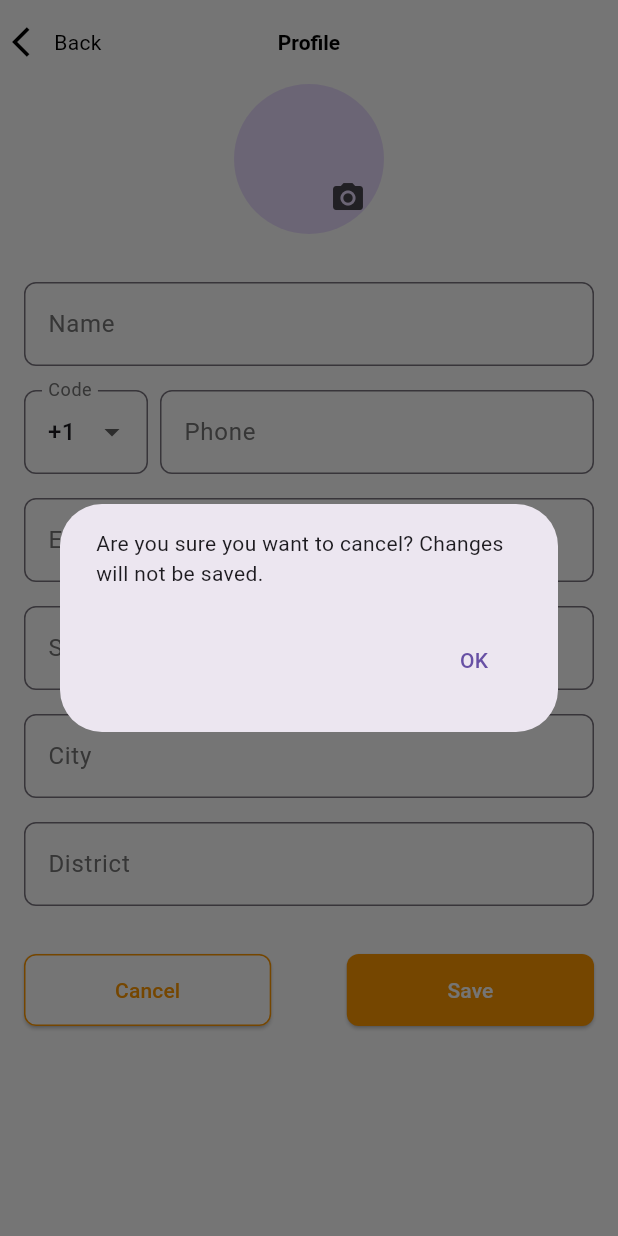
After one commit to divi-nation/Orange-Ride-App, a Flutter app: the ProfilePage screen opened directly, after a tap on "Cancel", on a phone screen of 412 x 824 dp. The commit adds this screen. Run offline on Flutter 3.47's test engine with Material 3 defaults, Android fonts, the phone set to English and light mode, and no system bars; our stand-ins replace google_maps_flutter; missing offline and left inert: dart:html, google_maps.

```diff
--- a/lib/screens/app/home.dart
+++ b/lib/screens/app/home.dart
@@ -1,6 +1,8 @@
 import 'package:flutter/material.dart';
 import 'package:google_maps_flutter/google_maps_flutter.dart';
+import 'package:google_maps/google_maps.dart' as gmaps;
 import 'dart:html' as html;
+import 'profile.dart';  // Import the profile page
 
 class HomePage extends StatefulWidget {
   @override
@@ -29,13 +31,36 @@ class _HomePageState extends State<HomePage> {
     });
   }
 
+  Widget _buildIconButton(IconData icon, VoidCallback onPressed) {
+    return Container(
+      decoration: BoxDecoration(
+        color: Color.fromARGB(100, 248, 120, 69),
+        borderRadius: BorderRadius.circular(8.0),
+      ),
+      child: IconButton(
+        icon: Icon(icon, color: Colors.white),
+        onPressed: onPressed,
+      ),
+    );
+  }
+
   @override
   Widget build(BuildContext context) {
     return Scaffold(
       body: Stack(
         children: [
           // Google Map
-          HtmlElementView(viewType: 'map-container'), // Integrate Google Maps for Web
+          GoogleMap(
+            initialCameraPosition: CameraPosition(
+              target: LatLng(37.7749, -122.4194), // Sample coordinates
+              zoom: 14.0,
+            ),
+            onMapCreated: (GoogleMapController controller) {
+              _mapController = controller;
+            },
+            myLocationEnabled: true,
+            myLocationButtonEnabled: false,
+          ),
           // Top bar with icons
           Positioned(
             top: 40.0,
@@ -44,12 +69,23 @@ class _HomePageState extends State<HomePage> {
             child: Row(
               mainAxisAlignment: MainAxisAlignment.spaceBetween,
               children: [
-                _buildIconButton(Icons.menu),
+                _buildIconButton(Icons.menu, () {
+                  // Handle menu button press
+                }),
                 Row(
                   children: [
-                    _buildIconButton(Icons.search),
+
                     SizedBox(width: 10.0),
-                    _buildIconButton(Icons.notifications),
+                    _buildIconButton(Icons.notifications, () {
+                      // Handle notifications button press
+                    }),
+                    SizedBox(width: 10.0),
+                    _buildIconButton(Icons.person, () {
+                      Navigator.push(
+                        context,
+                        MaterialPageRoute(builder: (context) => ProfilePage()),
+                      );
+                    }),
                   ],
                 ),
               ],
@@ -128,19 +164,6 @@ class _HomePageState extends State<HomePage> {
     );
   }
 
-  Widget _buildIconButton(IconData icon) {
-    return Container(
-      decoration: BoxDecoration(
-        color: Color.fromARGB(100, 248, 120, 69),
-        borderRadius: BorderRadius.circular(8.0),
-      ),
-      child: IconButton(
-        icon: Icon(icon, color: Colors.white),
-        onPressed: () {},
-      ),
-    );
-  }
-
   Widget _buildDestinationItem(String destination, String city) {
     return Padding(
       padding: const EdgeInsets.symmetric(horizontal: 16.0, vertical: 8.0),
--- /dev/null
+++ b/lib/screens/app/profile.dart
@@ -0,0 +1,238 @@
+import 'package:flutter/material.dart';
+
+class ProfilePage extends StatefulWidget {
+  @override
+  _ProfilePageState createState() => _ProfilePageState();
+}
+
+class _ProfilePageState extends State<ProfilePage> {
+  final _nameController = TextEditingController();
+  final _phoneController = TextEditingController();
+  final _emailController = TextEditingController();
+  final _streetController = TextEditingController();
+  final _cityController = TextEditingController();
+  final _districtController = TextEditingController();
+  String _selectedCountryCode = '+1';
+
+  void _showPopup(String message) {
+    showDialog(
+      context: context,
+      builder: (BuildContext context) {
+        return AlertDialog(
+          content: Text(message),
+          actions: <Widget>[
+            TextButton(
+              child: Text('OK'),
+              onPressed: () {
+                Navigator.of(context).pop();
+              },
+            ),
+          ],
+        );
+      },
+    );
+  }
+
+  @override
+  Widget build(BuildContext context) {
+    return Scaffold(
+      backgroundColor: Colors.white,
+      appBar: AppBar(
+        backgroundColor: Colors.white,
+        elevation: 0,
+        leading: GestureDetector(
+          onTap: () {
+            Navigator.pop(context);
+          },
+          child: Padding(
+            padding: const EdgeInsets.only(left: 8.0),
+            child: Row(
+              children: [
+                Icon(Icons.arrow_back_ios, color: Colors.black),
+                SizedBox(width: 4.0),
+                Text(
+                  'Back',
+                  style: TextStyle(
+                    color: Colors.black,
+                    fontSize: 14.0,
+                  ),
+                ),
+              ],
+            ),
+          ),
+        ),
+        title: Text(
+          'Profile',
+          style: TextStyle(
+            color: Colors.black,
+            fontSize: 14.0,
+            fontWeight: FontWeight.bold,
+          ),
+        ),
+        centerTitle: true,
+      ),
+      body: Padding(
+        padding: const EdgeInsets.symmetric(horizontal: 16.0),
+        child: SingleChildScrollView(
+          child: Column(
+            children: <Widget>[
+              Stack(
+                children: [
+                  CircleAvatar(
+                    radius: 50,
+                    backgroundImage: AssetImage('assets/profile_picture.png'), // Replace with your profile picture asset
+                  ),
+                  Positioned(
+                    bottom: 0,
+                    right: 0,
+                    child: IconButton(
+                      icon: Icon(Icons.camera_alt),
+                      onPressed: () {
+                        // Handle profile picture selection
+                      },
+                    ),
+                  ),
+                ],
+              ),
+              SizedBox(height: 32.0),
+              TextField(
+                controller: _nameController,
+                decoration: InputDecoration(
+                  labelText: 'Name',
+                  labelStyle: TextStyle(color: Colors.grey[600]),
+                  border: OutlineInputBorder(
+                    borderRadius: BorderRadius.circular(8.0),
+                  ),
+                ),
+              ),
+              SizedBox(height: 16.0),
+              Row(
+                children: [
+                  Expanded(
+                    flex: 2,
+                    child: DropdownButtonFormField<String>(
+                      value: _selectedCountryCode,
+                      decoration: InputDecoration(
+                        labelText: 'Code',
+                        labelStyle: TextStyle(color: Colors.grey[600]),
+                        border: OutlineInputBorder(
+                          borderRadius: BorderRadius.circular(8.0),
+                        ),
+                      ),
+                      items: <String>['+1', '+91', '+44', '+81', '+61'].map((String value) {
+                        return DropdownMenuItem<String>(
+                          value: value,
+                          child: Text(value),
+                        );
+                      }).toList(),
+                      onChanged: (String? newValue) {
+                        setState(() {
+                          _selectedCountryCode = newValue!;
+                        });
+                      },
+                    ),
+                  ),
+                  SizedBox(width: 8.0),
+                  Expanded(
+                    flex: 7,
+                    child: TextField(
+                      controller: _phoneController,
+                      decoration: InputDecoration(
+                        labelText: 'Phone',
+                        labelStyle: TextStyle(color: Colors.grey[600]),
+                        border: OutlineInputBorder(
+                          borderRadius: BorderRadius.circular(8.0),
+                        ),
+                      ),
+                    ),
+                  ),
+                ],
+              ),
+              SizedBox(height: 16.0),
+              TextField(
+                controller: _emailController,
+                decoration: InputDecoration(
+                  labelText: 'Email',
+                  labelStyle: TextStyle(color: Colors.grey[600]),
+                  border: OutlineInputBorder(
+                    borderRadius: BorderRadius.circular(8.0),
+                  ),
+                ),
+              ),
+              SizedBox(height: 16.0),
+              TextField(
+                controller: _streetController,
+                decoration: InputDecoration(
+                  labelText: 'Street',
+                  labelStyle: TextStyle(color: Colors.grey[600]),
+                  border: OutlineInputBorder(
+                    borderRadius: BorderRadius.circular(8.0),
+                  ),
+                ),
+              ),
+              SizedBox(height: 16.0),
+              TextField(
+                controller: _cityController,
+                decoration: InputDecoration(
+                  labelText: 'City',
+                  labelStyle: TextStyle(color: Colors.grey[600]),
+                  border: OutlineInputBorder(
+                    borderRadius: BorderRadius.circular(8.0),
+                  ),
+                ),
+              ),
+              SizedBox(height: 16.0),
+              TextField(
+                controller: _districtController,
+                decoration: InputDecoration(
+                  labelText: 'District',
+                  labelStyle: TextStyle(color: Colors.grey[600]),
+                  border: OutlineInputBorder(
+                    borderRadius: BorderRadius.circular(8.0),
+                  ),
+                ),
+              ),
+              SizedBox(height: 32.0),
+              Row(
+                mainAxisAlignment: MainAxisAlignment.spaceBetween,
+                children: <Widget>[
+                  ElevatedButton(
+                    onPressed: () {
+                      _showPopup('Are you sure you want to cancel? Changes will not be saved.');
+                    },
+                    child: Text('Cancel'),
+                    style: ElevatedButton.styleFrom(
+                      backgroundColor: Colors.white,
+                      side: BorderSide(color: Colors.orange),
+                      foregroundColor: Colors.orange,
+                      padding: EdgeInsets.symmetric(horizontal: 32.0, vertical: 12.0),
+                      minimumSize: Size(MediaQuery.of(context).size.width * 0.4, 48.0),
+                      shape: RoundedRectangleBorder(
+                        borderRadius: BorderRadius.circular(8.0),
+                      ),
+                    ),
+                  ),
+                  ElevatedButton(
+                    onPressed: () {
+                      _showPopup('Changes saved.');
+                    },
+                    child: Text('Save'),
+                    style: ElevatedButton.styleFrom(
+                      backgroundColor: Colors.orange,
+                      foregroundColor: Colors.white,
+                      padding: EdgeInsets.symmetric(horizontal: 32.0, vertical: 12.0),
+                      minimumSize: Size(MediaQuery.of(context).size.width * 0.4, 48.0),
+                      shape: RoundedRectangleBorder(
+                        borderRadius: BorderRadius.circular(8.0),
+                      ),
+                    ),
+                  ),
+                ],
+              ),
+            ],
+          ),
+        ),
+      ),
+    );
+  }
+}
--- a/pubspec.yaml
+++ b/pubspec.yaml
@@ -32,6 +32,8 @@ dependencies:
     sdk: flutter
   google_maps: ^6.0.0
   google_maps_flutter: ^2.1.0
+  file_picker: ^4.3.8
+  lottie: ^1.2.2
 
 
   # The following adds the Cupertino Icons font to your application.
```
Also changed, not shown: pubspec.lock.
